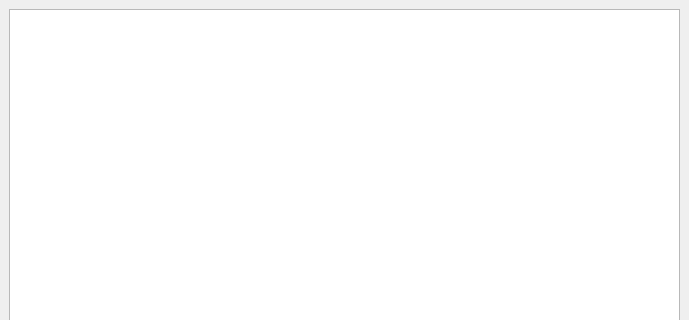
First picture: the form in gui/ui_roope.ui, repository fginter/roope, before the edit; both pictures show x 0 to 689 and y 0 to 320 of the 689 by 625 pixel window.
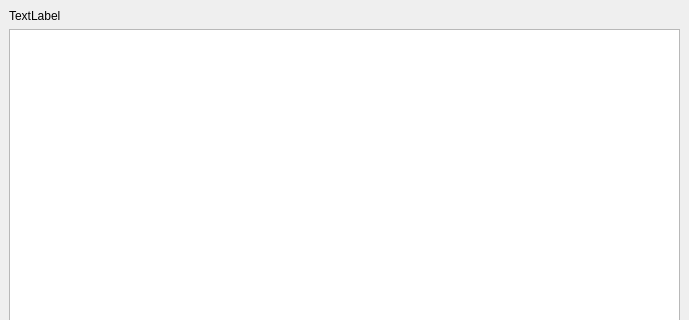
Second picture: the form after the edit.

Commit message: Position display and ETA time

```diff
--- a/gui/ui_roope.ui
+++ b/gui/ui_roope.ui
@@ -15,6 +15,13 @@
   </property>
   <widget class="QWidget" name="centralwidget">
    <layout class="QVBoxLayout" name="verticalLayout">
+    <item>
+     <widget class="QLabel" name="position_label">
+      <property name="text">
+       <string>TextLabel</string>
+      </property>
+     </widget>
+    </item>
     <item>
      <widget class="QGraphicsView" name="g_view"/>
     </item>
```
The commit also changes 2 other files.
